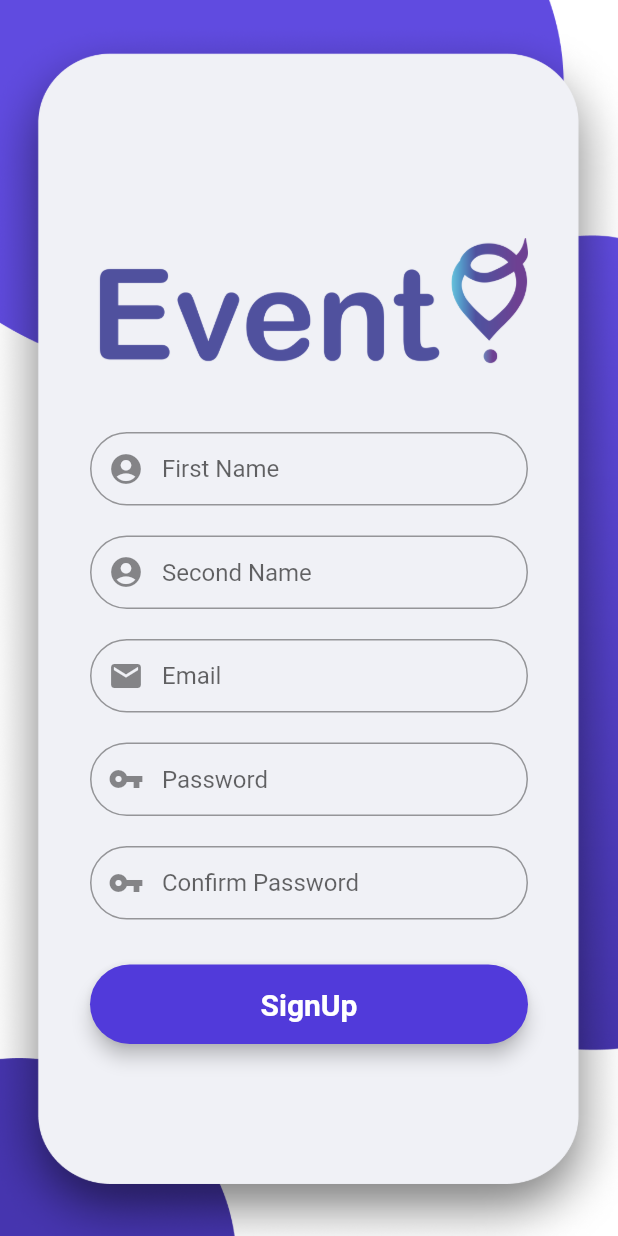
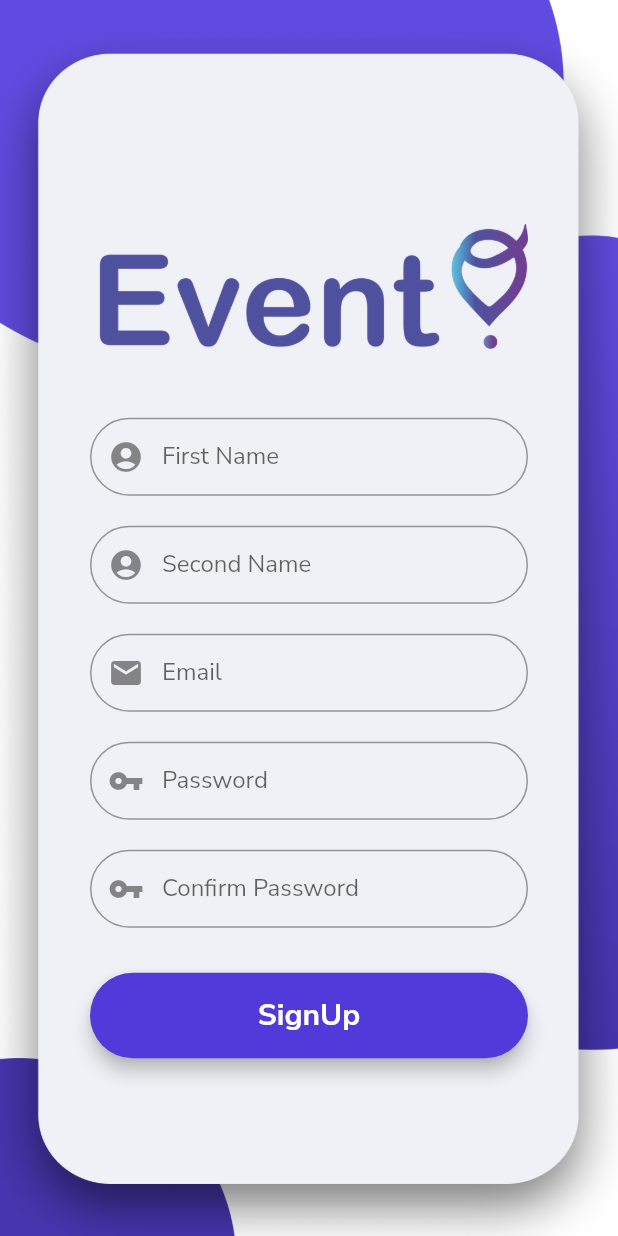
Before and after one commit to KawtherGacem/Evento, a Flutter app: the Login screen opened directly, after a tap on "SignUp", on a phone screen of 412 x 824 dp. Run offline on Flutter 3.47's test engine with Material 2 defaults, Android fonts, the light colour scheme and no system bars; our stand-ins replace cloud_firestore, convex_bottom_bar, firebase_auth, firebase_core, flutter_screenutil, fluttertoast and 3 more; accounts and stored records are empty.

Commit message:
late initialization error fixed

```diff
--- a/lib/main.dart
+++ b/lib/main.dart
@@ -89,10 +89,20 @@ class MyApp extends StatelessWidget {
   // This widget is the root of your application.
   @override
   Widget build(BuildContext context) {
-    return MaterialApp(
-      debugShowCheckedModeBanner: false,
-      home: splashscreen(),
-    ) ;
+    return ScreenUtilInit(
+      designSize: Size(1080,2280),
+      builder: (context) {
+        return MaterialApp(
+            debugShowCheckedModeBanner: false,
+            theme: ThemeData(
+                textTheme:GoogleFonts.nunitoSansTextTheme(
+                  Theme.of(context).textTheme,
+                )
+            ),
+            home: splashscreen(),
+        );
+      },
+    );
   }
 }
 class splashscreen extends StatefulWidget { //new class for splashscreen
@@ -105,10 +115,27 @@ class splashscreen extends StatefulWidget { //new class for splashscreen
 class _splashscreenState extends State<splashscreen> {
   @override
   initState() {
-    Future.delayed(Duration(seconds:8), () async { //her duration is 6s
-      await Navigator.pushReplacement(
-          context, MaterialPageRoute(builder: (context) =>  Login()));
-      //move it to dashboard screen
+    Future.delayed(Duration(seconds:8), () { //her duration is 6s
+       Navigator.pushReplacement(
+          context, MaterialPageRoute(builder: (context) {
+          return MultiProvider(
+             providers: [
+               ChangeNotifierProvider(
+                 create: (context)=> GoogleLoginController(),
+                 child: Login(),
+               )
+             ],
+              child: MaterialApp(
+                debugShowCheckedModeBanner: false,
+                theme: ThemeData(
+                textTheme:GoogleFonts.nunitoSansTextTheme(
+                 Theme.of(context).textTheme,
+                )
+               ),
+               home: Login(),
+                  ),
+             );}
+          ));//move it to dashboard screen
     });
     // TODO: implement initState
     super.initState();
```
